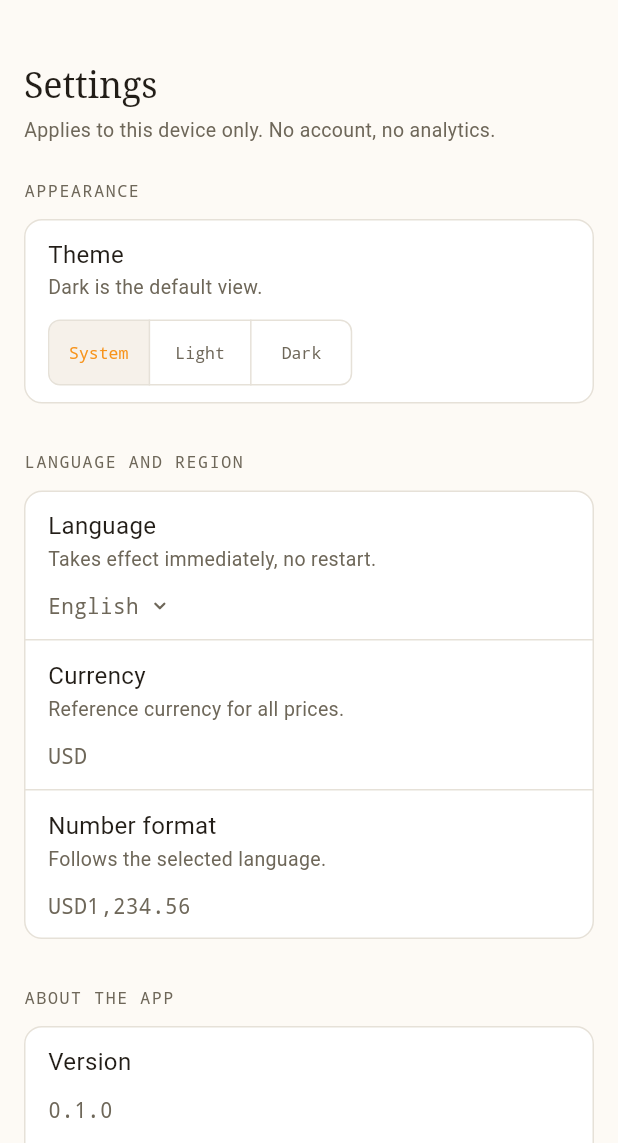
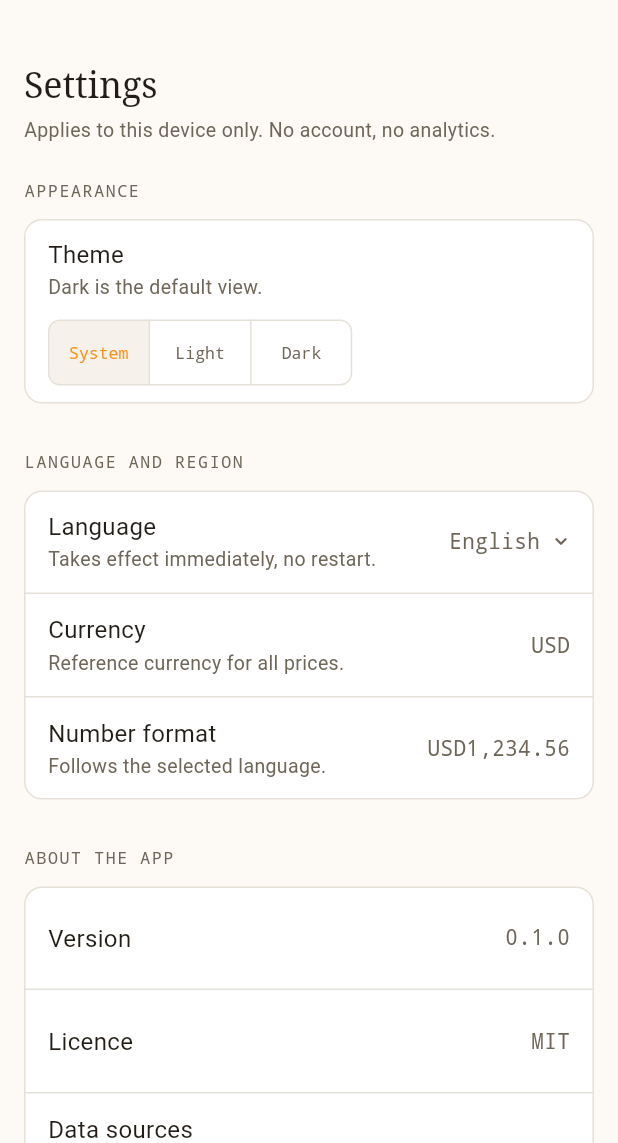
Before and after one commit to Lixold/bitcoin-dashboard, a Flutter app: the SettingsScreen screen opened by its route, on a phone screen of 412 x 824 dp, the part 93-1236 px from its top. Run offline on Flutter 3.47's test engine with Material 3 defaults, Android fonts, the phone set to English and light mode, and no system bars; our stand-ins replace dio, flutter_riverpod, flutter_svg, go_router, hive_flutter; accounts and stored records are empty; generated files the repository leaves out were written again; network calls fail.

Commit message:
fix(settings): let the copy decide when a row stacks
SettingsRow chose between one line and two at a fixed 440 px. That is a
guess about text it has never seen: "Erscheinungsbild" is longer than
"Appearance", and at 441 px the threshold called the row wide enough
while the German label sat squeezed next to the control. Thirteen more
languages are planned.

OverflowBar makes the same decision by measuring: it lays the text and
the control out at their natural widths against the width the row has,
rows them while both fit and stacks them when they do not. The constant
is gone rather than documented, so nothing is left for a later tidy-up to
consolidate onto 768.

Both layouts stay covered, and the new case is the one a threshold cannot
express: the same row at the same width, rowed under a short label and
stacked under a longer translation of it.

Co-Authored-By: Claude Opus 5 <noreply@anthropic.com>
Claude-Session: https://claude.ai/code/session_01TFLD1nczH1itt32rHhMgJv

```diff
--- a/lib/features/settings/presentation/settings_section.dart
+++ b/lib/features/settings/presentation/settings_section.dart
@@ -98,14 +98,6 @@ class SettingsRow extends StatelessWidget {
   /// Chevron size, as the design system uses it next to a value.
   static const double chevronSize = 12;
 
-  /// Below this width the row stacks its control under the text.
-  ///
-  /// The design draws one 600 dp frame. On a phone the text column and a
-  /// three-option segmented control do not fit on one line at their
-  /// intrinsic widths (roughly 180 px and 210 px plus the row's own 32 px
-  /// of padding), so side by side would overflow on every shipped phone.
-  static const double stackBelowWidth = 440;
-
   @override
   Widget build(BuildContext context) {
     final scheme = Theme.of(context).colorScheme;
@@ -155,6 +147,28 @@ class SettingsRow extends StatelessWidget {
       _ => null,
     };
 
+    // Side by side while the text and the control both fit at their
+    // natural widths, stacked when they do not.
+    //
+    // [OverflowBar] makes that decision by measuring the two of them
+    // against the width the row actually has, so it is the copy that
+    // decides: a German label and its longer description stack at a width
+    // where the English pair still sits on one line, and the fifteen
+    // languages after them need no threshold of their own. A pixel
+    // constant here would be a guess about text it has never seen — and
+    // it would read like a layout breakpoint, which this is not.
+    final Widget body = end == null
+        ? Align(alignment: Alignment.centerLeft, child: text)
+        : Center(
+            child: OverflowBar(
+              alignment: MainAxisAlignment.spaceBetween,
+              overflowAlignment: OverflowBarAlignment.start,
+              spacing: AppSpacing.s4,
+              overflowSpacing: AppSpacing.s3,
+              children: [text, end],
+            ),
+          );
+
     final content = Padding(
       padding: const EdgeInsets.symmetric(
         horizontal: AppSpacing.s4,
@@ -162,31 +176,7 @@ class SettingsRow extends StatelessWidget {
       ),
       child: ConstrainedBox(
         constraints: const BoxConstraints(minHeight: minHeight),
-        child: LayoutBuilder(
-          builder: (context, constraints) {
-            if (end == null) {
-              return Align(alignment: Alignment.centerLeft, child: text);
-            }
-            if (constraints.maxWidth < stackBelowWidth) {
-              return Column(
-                crossAxisAlignment: CrossAxisAlignment.start,
-                mainAxisSize: MainAxisSize.min,
-                children: [
-                  text,
-                  const SizedBox(height: AppSpacing.s3),
-                  end,
-                ],
-              );
-            }
-            return Row(
-              children: [
-                Expanded(child: text),
-                const SizedBox(width: AppSpacing.s4),
-                end,
-              ],
-            );
-          },
-        ),
+        child: body,
       ),
     );
 
```
Also changed, not shown: 1 other file.
